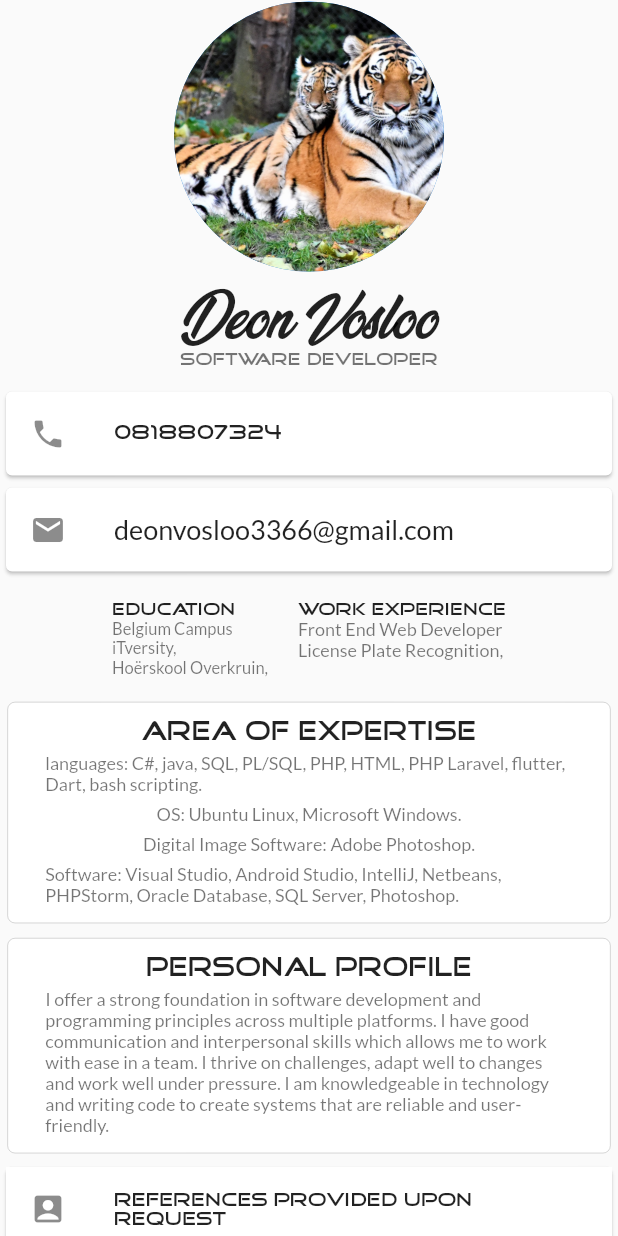
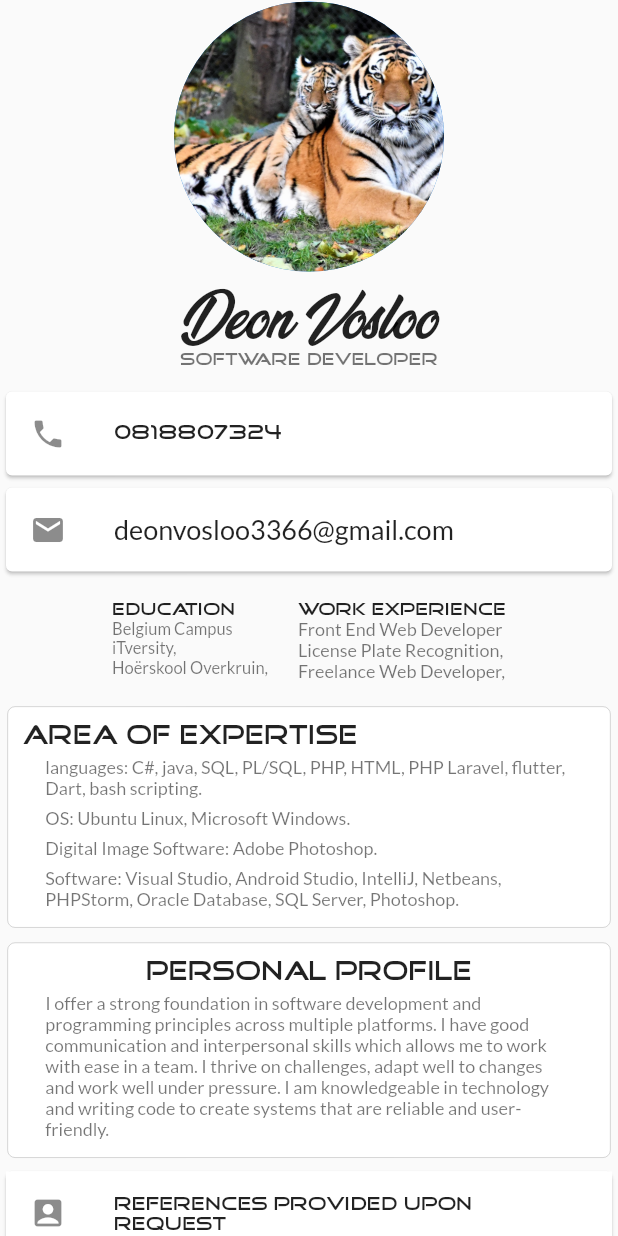
Before and after one commit to DeonVosloo/Mobile-Programming-361-project-1, a Flutter app: the screen it shows after launch, on a phone screen of 412 x 824 dp. Run offline on Flutter 3.47's test engine with Material 2 defaults, Android fonts, the phone set to English and light mode, and no system bars; our stand-ins replace google_fonts.

Commit message:
Update main.dart

```diff
--- a/lib/main.dart
+++ b/lib/main.dart
@@ -134,6 +134,7 @@ class MyApp extends StatelessWidget
                      const Text("WORK EXPERIENCE", style: TextStyle(fontSize: 12, fontFamily: "GoodTimes"),),
                      Text("Front End Web Developer", style: GoogleFonts.lato(fontSize: 12, color: Colors.black54),),
                      Text("License Plate Recognition,", style: GoogleFonts.lato(fontSize: 12, color: Colors.black54),),
+                      Text("Freelance Web Developer,", style: GoogleFonts.lato(fontSize: 12, color: Colors.black54),),
                    ],
                  )),
                ],
@@ -158,11 +159,11 @@ class MyApp extends StatelessWidget
 
                  child: Column
                    (
-                   mainAxisAlignment: MainAxisAlignment.center,
-                   crossAxisAlignment: CrossAxisAlignment.center,
+                   mainAxisAlignment: MainAxisAlignment.start,
+                   crossAxisAlignment: CrossAxisAlignment.start,
                    children:
                    [
-                     const Text("AREA OF EXPERTISE", style: TextStyle(fontSize: 18, fontFamily: "GoodTimes"),),
+                     const Text("AREA OF EXPERTISE", style: TextStyle(fontSize: 18, fontFamily: "GoodTimes"),textAlign: TextAlign.center,),
 
                      Padding
                        (
@@ -176,6 +177,7 @@ class MyApp extends StatelessWidget
                        padding: const EdgeInsets.fromLTRB(15, 4, 15, 2),
                        child: Text("OS: Ubuntu Linux, Microsoft Windows.",
                          style: GoogleFonts.lato(fontSize: 12, color: Colors.black54),
+                         textAlign: TextAlign.start,
                        ),
                      ),
 
@@ -184,6 +186,7 @@ class MyApp extends StatelessWidget
                        padding: const EdgeInsets.fromLTRB(15, 4, 15, 2),
                        child: Text("Digital Image Software: Adobe Photoshop.",
                          style: GoogleFonts.lato(fontSize: 12, color: Colors.black54),
+                         textAlign: TextAlign.start,
                        ),
                      ),
 
```
